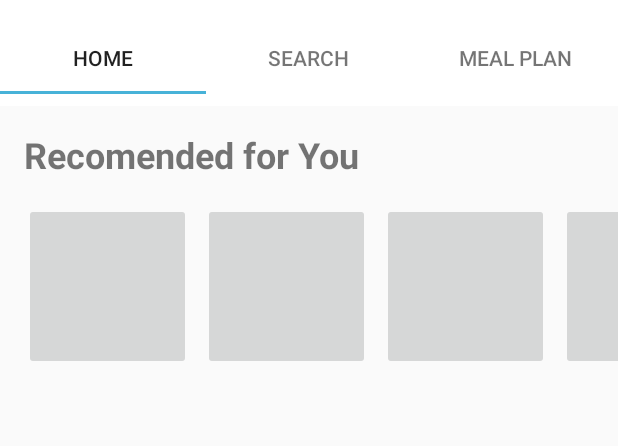
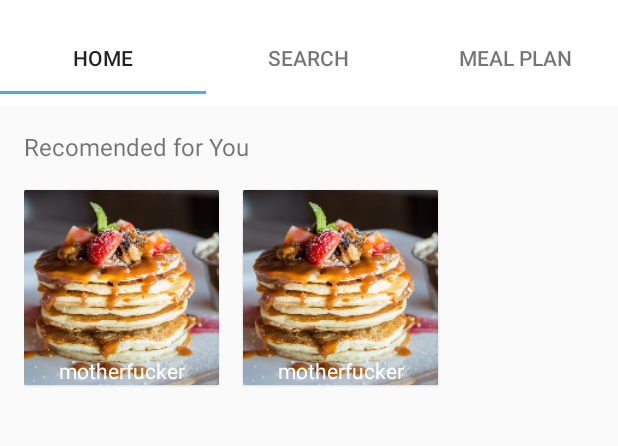
Before and after one commit to alifmufthi91/PKMCooking, an Android app: the screen it shows after launch (MainActivity), on a phone screen of 412 x 824 dp, the part 62-508 px from its top. Run offline under Robolectric (Android 15) with nearby library versions, the phone set to English and light mode, and no system bars; 1 statement that could not run was skipped.

Commit message:
fragment 1, home, pake cardview dan pake gambar seperti di prototype

```diff
--- a/app/build.gradle
+++ b/app/build.gradle
@@ -37,4 +37,5 @@ dependencies {
     implementation 'com.squareup.okhttp3:logging-interceptor:3.4.1'
 
 
+
 }
--- a/app/src/main/res/layout/fragment_tab1.xml
+++ b/app/src/main/res/layout/fragment_tab1.xml
@@ -22,8 +22,7 @@
                 android:layout_marginTop="16dp"
                 android:layout_marginLeft="16dp"
                 android:text="Recomended for You"
-                android:textSize="24sp"
-                android:textStyle="bold" />
+                android:textSize="16dp" />
 
             <HorizontalScrollView
                 android:layout_width="match_parent"
@@ -40,26 +39,68 @@
                     android:paddingLeft="16dp"
                     android:paddingRight="16dp">
 
-                    <ImageButton
-                        android:layout_width="50pt"
-                        android:layout_height="50pt"
-                        android:layout_marginRight="8dp" />
 
-                    <ImageButton
-                        android:layout_width="50pt"
-                        android:layout_height="50pt"
-                        android:layout_marginRight="8dp" />
 
-                    <ImageButton
-                        android:layout_width="50pt"
-                        android:layout_height="50pt"
-                        android:layout_marginRight="8dp" />
+                    <android.support.design.card.MaterialCardView
+                        android:layout_width="@dimen/home_card"
+                        android:layout_height="@dimen/home_card"
+                        android:layout_marginTop="2dp"
+                        android:layout_marginBottom="2dp"
+                        android:layout_marginRight="16dp"
+                        app:cardCornerRadius="1dp">
 
-                    <ImageButton
-                        android:layout_width="50pt"
-                        android:layout_height="50pt"
-                        android:layout_marginRight="8dp" />
+                        <RelativeLayout
+                            android:layout_width="match_parent"
+                            android:layout_height="match_parent"
+                            android:orientation="vertical">
 
+                            <ImageView
+                                android:layout_width="match_parent"
+                                android:layout_height="match_parent"
+                                android:src="@mipmap/img_panck"
+                                android:scaleType="centerCrop"/>
+
+                            <TextView
+                                android:layout_width="match_parent"
+                                android:layout_height="wrap_content"
+                                android:layout_alignParentBottom="true"
+                                android:gravity="center"
+                                android:text="motherfucker"
+                                android:textColor="@color/colorPrimaryWhite"/>
+                        </RelativeLayout>
+
+                    </android.support.design.card.MaterialCardView>
+
+
+                    <android.support.design.card.MaterialCardView
+                        android:layout_width="@dimen/home_card"
+                        android:layout_height="@dimen/home_card"
+                        android:layout_marginTop="2dp"
+                        android:layout_marginBottom="2dp"
+                        android:layout_marginRight="8dp"
+                        app:cardCornerRadius="1dp">
+
+                        <RelativeLayout
+                            android:layout_width="match_parent"
+                            android:layout_height="match_parent"
+                            android:orientation="vertical">
+
+                            <ImageView
+                                android:layout_width="match_parent"
+                                android:layout_height="match_parent"
+                                android:src="@mipmap/img_panck"
+                                android:scaleType="centerCrop"/>
+
+                            <TextView
+                                android:layout_width="match_parent"
+                                android:layout_height="wrap_content"
+                                android:layout_alignParentBottom="true"
+                                android:gravity="center"
+                                android:text="motherfucker"
+                                android:textColor="@color/colorPrimaryWhite"/>
+                        </RelativeLayout>
+
+                    </android.support.design.card.MaterialCardView>
 
                 </LinearLayout>
             </HorizontalScrollView>
@@ -67,4 +108,16 @@
 
     </android.support.v4.widget.NestedScrollView>
 
+    <ImageView
+        android:id="@+id/imageView"
+        android:layout_width="wrap_content"
+        android:layout_height="wrap_content"
+        android:layout_alignParentStart="true"
+        android:layout_alignParentLeft="true"
+        android:layout_alignParentBottom="true"
+        android:layout_marginStart="106dp"
+        android:layout_marginLeft="106dp"
+        android:layout_marginBottom="236dp"
+         />
+
 </RelativeLayout>
--- a/app/src/main/res/values/dimens.xml
+++ b/app/src/main/res/values/dimens.xml
@@ -1,5 +1,8 @@
 <resources>
     <dimen name="app_bar_height">280dp</dimen>
+    <dimen name="home_card">130dp</dimen>
+    <dimen name="home_card_images">100dp</dimen>
+    <dimen name="home_card_text">110dp</dimen>
     <dimen name="fab_margin">16dp</dimen>
     <dimen name="text_margin">16dp</dimen>
     <!-- Default screen margins, per the Android Design guidelines. -->
```
